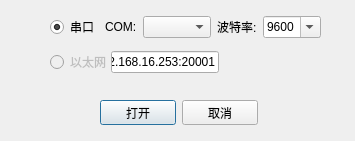
The window that serial.ui (qwerttqq95/698SP_CL) describes before a commit, drawn with Qt 5.
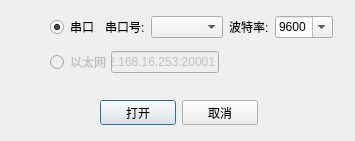
The same window after the commit.

```diff
--- a/serial.ui
+++ b/serial.ui
@@ -56,7 +56,7 @@
     <rect>
      <x>50</x>
      <y>10</y>
-     <width>271</width>
+     <width>284</width>
      <height>71</height>
     </rect>
    </property>
@@ -94,7 +94,7 @@
          </sizepolicy>
         </property>
         <property name="text">
-         <string>COM:</string>
+         <string>串口号:</string>
         </property>
         <property name="buddy">
          <cstring>comboBox</cstring>
@@ -197,6 +197,9 @@
       </item>
       <item>
        <widget class="QLineEdit" name="lineEdit">
+        <property name="enabled">
+         <bool>false</bool>
+        </property>
         <property name="sizePolicy">
          <sizepolicy hsizetype="Preferred" vsizetype="Fixed">
           <horstretch>0</horstretch>
```
Left out of the diff: 4 changed lines with no effect on the pictures.
